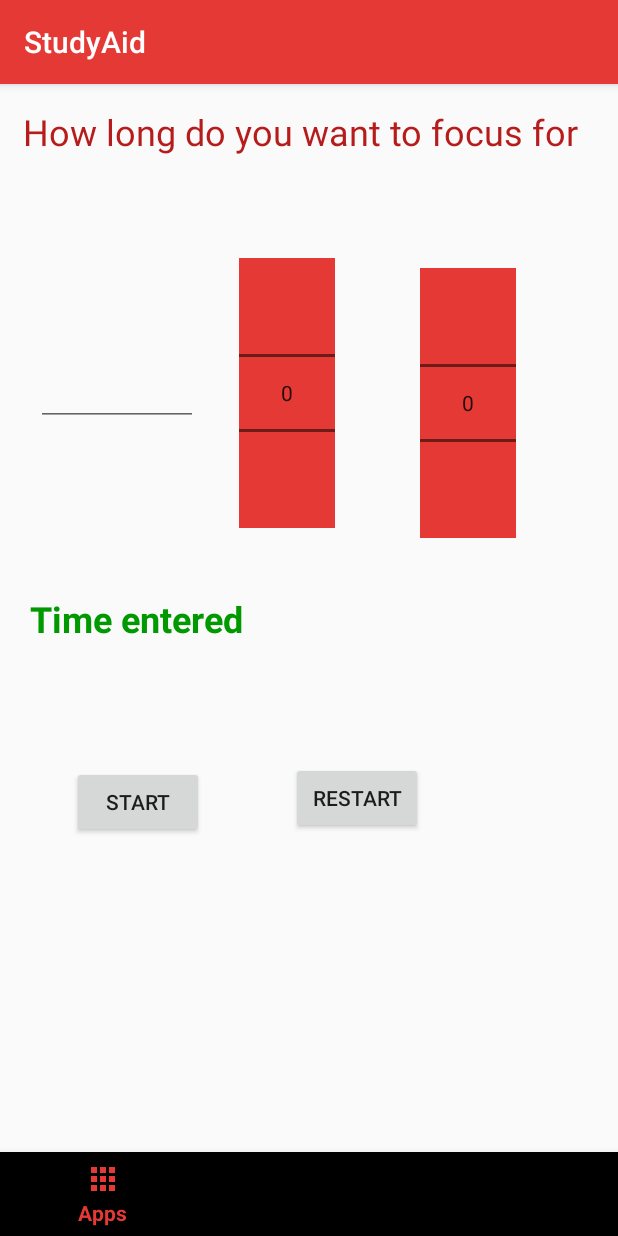
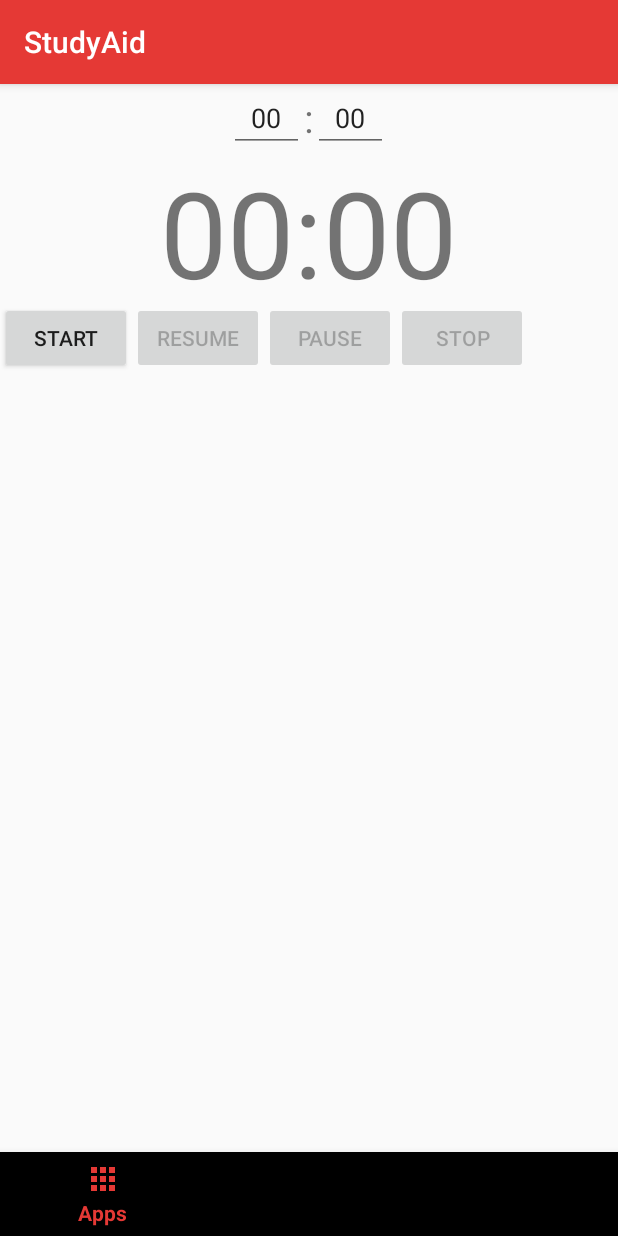
Before and after one commit to FranciscaMasombo/FYP, an Android app: the fragment TimerFragment placed in its activity, on a phone screen of 412 x 824 dp. Run offline under Robolectric (Android 15) with nearby library versions, the phone set to English and light mode, and no system bars; our stand-ins replace Room's generated code; pictures from the network do not load.

Commit message:
Working on the timer

```diff
--- a/app/src/main/java/ie/fran/fyp/Focus_On/AppDao.java
+++ b/app/src/main/java/ie/fran/fyp/Focus_On/Apps/AppDao.java
@@ -1,11 +1,9 @@
-package ie.fran.fyp.Focus_On;
+package ie.fran.fyp.Focus_On.Apps;
 
 import android.arch.persistence.room.Dao;
 import android.arch.persistence.room.Delete;
 import android.arch.persistence.room.Insert;
 import android.arch.persistence.room.Query;
-
-import ie.fran.fyp.Focus_On.ApplicationDetails;
 
 @Dao
 public interface AppDao {
--- a/app/src/main/java/ie/fran/fyp/Focus_On/AppDatabase.java
+++ b/app/src/main/java/ie/fran/fyp/Focus_On/Apps/AppDatabase.java
@@ -1,4 +1,4 @@
-package ie.fran.fyp.Focus_On;
+package ie.fran.fyp.Focus_On.Apps;
 
 import android.arch.persistence.room.Database;
 import android.arch.persistence.room.Room;
--- a/app/src/main/java/ie/fran/fyp/Focus_On/ApplicationDetails.java
+++ b/app/src/main/java/ie/fran/fyp/Focus_On/Apps/ApplicationDetails.java
@@ -1,4 +1,4 @@
-package ie.fran.fyp.Focus_On;
+package ie.fran.fyp.Focus_On.Apps;
 
 
 import android.arch.persistence.room.Entity;
--- a/app/src/main/java/ie/fran/fyp/Focus_On/ApplicationItem.java
+++ b/app/src/main/java/ie/fran/fyp/Focus_On/Apps/ApplicationItem.java
@@ -1,4 +1,4 @@
-package ie.fran.fyp.Focus_On;
+package ie.fran.fyp.Focus_On.Apps;
 
 import android.graphics.drawable.Drawable;
 
--- a/app/src/main/java/ie/fran/fyp/Focus_On/ApplicationListAdapter.java
+++ b/app/src/main/java/ie/fran/fyp/Focus_On/Apps/ApplicationListAdapter.java
@@ -1,7 +1,6 @@
-package ie.fran.fyp.Focus_On;
+package ie.fran.fyp.Focus_On.Apps;
 
 import android.content.Context;
-import android.content.pm.ApplicationInfo;
 import android.support.v7.widget.RecyclerView;
 import android.support.v7.widget.SwitchCompat;
 import android.view.LayoutInflater;
--- a/app/src/main/java/ie/fran/fyp/Focus_On/ApplicationLoader.java
+++ b/app/src/main/java/ie/fran/fyp/Focus_On/Apps/ApplicationLoader.java
@@ -1,4 +1,4 @@
-package ie.fran.fyp.Focus_On;
+package ie.fran.fyp.Focus_On.Apps;
 
 import android.content.Context;
 import android.content.pm.ApplicationInfo;
--- a/app/src/main/java/ie/fran/fyp/Focus_On/AppsFragment.java
+++ b/app/src/main/java/ie/fran/fyp/Focus_On/Apps/AppsFragment.java
@@ -1,4 +1,4 @@
-package ie.fran.fyp.Focus_On;
+package ie.fran.fyp.Focus_On.Apps;
 
 import android.annotation.SuppressLint;
 import android.content.Context;
--- a/app/src/main/java/ie/fran/fyp/Focus_On/Focus_On_Activity.java
+++ b/app/src/main/java/ie/fran/fyp/Focus_On/Focus_On_Activity.java
@@ -7,6 +7,8 @@ import android.support.v4.app.Fragment;
 import android.support.v7.app.AppCompatActivity;
 import android.view.MenuItem;
 
+import ie.fran.fyp.Focus_On.Apps.AppsFragment;
+import ie.fran.fyp.Focus_On.Timer.TimerFragment;
 import ie.fran.fyp.R;
 
 public class Focus_On_Activity extends AppCompatActivity {
--- a/app/src/main/java/ie/fran/fyp/Focus_On/TimerFragment.java
+++ /dev/null
@@ -1,73 +0,0 @@
-package ie.fran.fyp.Focus_On;
-
-import android.os.Bundle;
-import android.support.annotation.Nullable;
-import android.support.v4.app.Fragment;
-import android.view.LayoutInflater;
-import android.view.View;
-import android.view.ViewGroup;
-import android.widget.Button;
-import android.widget.NumberPicker;
-import android.widget.TextView;
-
-import ie.fran.fyp.R;
-
-public class TimerFragment extends Fragment {
-    TextView header;
-    TextView time;
-    NumberPicker sec;
-    NumberPicker min;
-    NumberPicker hours;
-    Button start, restart;
-
-    private boolean mTimerRunning;
-
-    @Nullable
-    @Override
-    public View onCreateView(LayoutInflater inflater, @Nullable ViewGroup container, @Nullable Bundle savedInstanceState) {
-        View view = inflater.inflate(R.layout.fragment_timer, container, false);
-
-        //  initiate the view's
-        header = view.findViewById(R.id.header);
-        time = view.findViewById(R.id.time);
-        sec = view.findViewById(R.id.sec);
-        min = view.findViewById(R.id.min);
-        hours = view.findViewById(R.id.hours);
-        start = view.findViewById(R.id.start);
-        restart = view.findViewById(R.id.restart);
-        start.setOnClickListener(new View.OnClickListener() {
-
-            @Override
-            public void onClick(View v) {
-                if (mTimerRunning) {
-                    pauseTimer();
-                } else {
-                    startTimer();
-                }
-            }
-        });
-
-        restart.setOnClickListener(new View.OnClickListener() {
-            @Override
-            public void onClick(View v) {
-                ResetTimer();
-            }
-        });
-        updateCountDownText();
-        return view;
-    }
-
-    private void updateCountDownText() {
-    }
-
-    private void pauseTimer() {
-    }
-
-    private void ResetTimer() {
-    }
-
-    private void startTimer() {
-
-    }
-
-}
--- a/app/src/main/res/layout/fragment_timer.xml
+++ b/app/src/main/res/layout/fragment_timer.xml
@@ -1,84 +1,117 @@
 <?xml version="1.0" encoding="utf-8"?>
-<RelativeLayout xmlns:android="http://schemas.android.com/apk/res/android"
+<LinearLayout xmlns:android="http://schemas.android.com/apk/res/android"
     android:layout_width="match_parent"
-    android:layout_height="match_parent">
+    android:layout_height="match_parent"
+    android:gravity="center">
 
-    <NumberPicker
-        android:id="@+id/sec"
-        android:layout_width="wrap_content"
-        android:layout_height="wrap_content"
-        android:layout_alignParentStart="true"
-        android:layout_alignParentBottom="true"
-        android:layout_marginStart="280dp"
-        android:layout_marginBottom="409dp"
-        android:background="@color/RED" />
+    <LinearLayout
+        android:layout_width="match_parent"
+        android:layout_height="match_parent"
+        android:orientation="vertical">
 
-    <NumberPicker
-        android:id="@+id/min"
-        android:layout_width="wrap_content"
-        android:layout_height="wrap_content"
-        android:layout_alignParentStart="true"
-        android:layout_alignParentBottom="true"
-        android:layout_marginStart="159dp"
-        android:layout_marginBottom="416dp"
-        android:background="@color/RED" />
+        <LinearLayout
+            android:layout_width="match_parent"
+            android:layout_height="wrap_content"
+            android:gravity="center"
+            android:orientation="horizontal">
 
-    <TextView
-        android:id="@+id/header"
-        android:layout_width="match_parent"
-        android:layout_height="55dp"
-        android:layout_alignParentBottom="true"
-        android:layout_marginStart="15dp"
-        android:layout_marginTop="15dp"
-        android:layout_marginEnd="15dp"
-        android:layout_marginBottom="654dp"
-        android:text="How long do you want to focus for "
-        android:textColor="@color/red_dark"
-        android:textSize="24sp" />
+            <EditText
+                android:id="@+id/mntInput"
+                android:layout_width="50dp"
+                android:layout_height="wrap_content"
+                android:ems="10"
+                android:gravity="center"
+                android:hint="00"
+                android:inputType="number"
+                android:maxLength="2"
+                android:text="00" />
 
-    <TextView
-        android:id="@+id/time"
-        android:layout_width="wrap_content"
-        android:layout_height="wrap_content"
-        android:layout_alignParentBottom="true"
-        android:layout_marginStart="20dp"
-        android:layout_marginTop="20dp"
-        android:layout_marginEnd="20dp"
-        android:layout_marginBottom="339dp"
-        android:text="Time entered "
-        android:textColor="#090"
-        android:textSize="24sp"
-        android:textStyle="bold" />
+            <TextView
+                android:layout_width="6dp"
+                android:layout_height="wrap_content"
+                android:gravity="center"
+                android:text=":"
+                android:textSize="26sp" />
 
-    <Button
-        android:id="@+id/start"
-        android:layout_width="wrap_content"
-        android:layout_height="wrap_content"
-        android:layout_alignParentStart="true"
-        android:layout_alignParentBottom="true"
-        android:layout_marginStart="48dp"
-        android:layout_marginBottom="209dp"
-        android:text="Start" />
+            <EditText
+                android:id="@+id/sndInput"
+                android:layout_width="50dp"
+                android:layout_height="wrap_content"
+                android:ems="10"
+                android:gravity="center"
+                android:hint="00"
+                android:inputType="number"
+                android:maxLength="2"
+                android:text="00" />
 
-    <Button
-        android:id="@+id/restart"
-        android:layout_width="wrap_content"
-        android:layout_height="wrap_content"
-        android:layout_alignParentStart="true"
-        android:layout_alignParentBottom="true"
-        android:layout_marginStart="194dp"
-        android:layout_marginBottom="212dp"
-        android:text="Restart" />
+        </LinearLayout>
 
-    <EditText
-        android:id="@+id/hours"
-        android:layout_width="108dp"
-        android:layout_height="71dp"
-        android:layout_alignParentStart="true"
-        android:layout_alignParentBottom="true"
-        android:layout_marginStart="24dp"
-        android:layout_marginBottom="484dp"
-        android:ems="10"
-        android:inputType="time" />
+        <LinearLayout
+            android:layout_width="match_parent"
+            android:layout_height="wrap_content"
+            android:gravity="center"
+            android:orientation="horizontal">
 
-</RelativeLayout>
+            <TextView
+                android:id="@+id/mntTimerView"
+                android:layout_width="wrap_content"
+                android:layout_height="100dp"
+                android:gravity="center"
+                android:text="00"
+                android:textSize="80sp" />
+
+            <TextView
+                android:layout_width="wrap_content"
+                android:layout_height="100dp"
+                android:gravity="center"
+                android:text=":"
+                android:textSize="80sp" />
+
+            <TextView
+                android:id="@+id/sndTimerView"
+                android:layout_width="wrap_content"
+                android:layout_height="100dp"
+                android:gravity="center"
+                android:text="00"
+                android:textSize="80sp" />
+
+        </LinearLayout>
+
+        <LinearLayout
+            android:layout_width="match_parent"
+            android:layout_height="wrap_content"
+            android:orientation="horizontal">
+
+            <Button
+                android:id="@+id/startButton"
+                android:layout_width="wrap_content"
+                android:layout_height="wrap_content"
+                android:onClick="startButton"
+                android:text="Start" />
+
+            <Button
+                android:id="@+id/resumeButton"
+                android:layout_width="wrap_content"
+                android:layout_height="wrap_content"
+                android:onClick="resumeButton"
+                android:text="Resume" />
+
+            <Button
+                android:id="@+id/pauseButton"
+                android:layout_width="wrap_content"
+                android:layout_height="wrap_content"
+                android:onClick="pauseButton"
+                android:text="Pause" />
+
+            <Button
+                android:id="@+id/stopButton"
+                android:layout_width="wrap_content"
+                android:layout_height="wrap_content"
+                android:onClick="stopButton"
+                android:text="Stop" />
+
+        </LinearLayout>
+
+    </LinearLayout>
+
+</LinearLayout>
--- a/app/src/main/res/layout/new_note.xml
+++ b/app/src/main/res/layout/new_note.xml
@@ -46,6 +46,7 @@
             android:layout_width="match_parent"
             android:layout_height="wrap_content"
             android:background="@drawable/create_btn"
+            android:backgroundTint="@color/lime_dark"
             android:text="Create Note"
             android:textColor="@android:color/white" />
     </LinearLayout>
```
Also changed, not shown: app/src/main/AndroidManifest.xml (+11 -0 lines), app/src/main/java/ie/fran/fyp/Focus_On/Timer/TimerFragment.java (added, +227 -0 lines).
